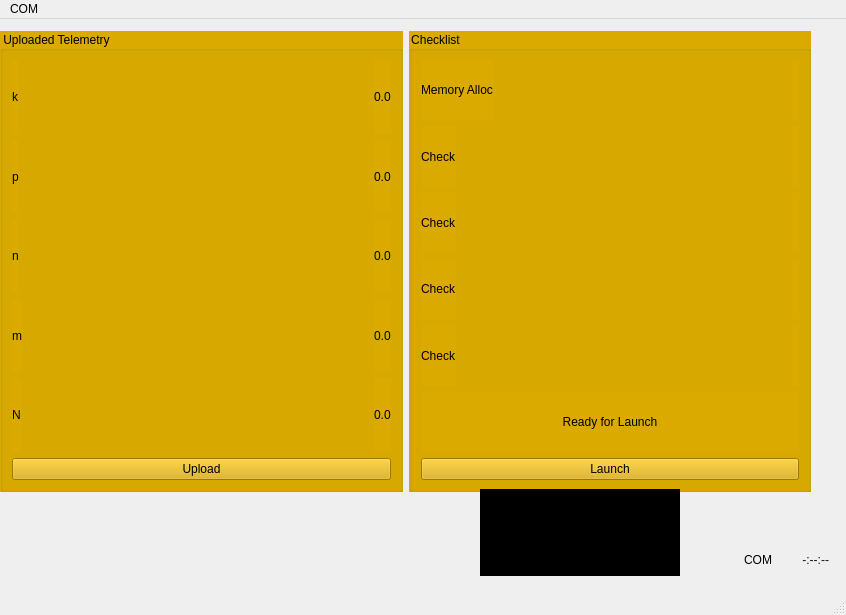
Old version of the form mainwindow.ui in the repository activecontrols/GroundStationSoftware.
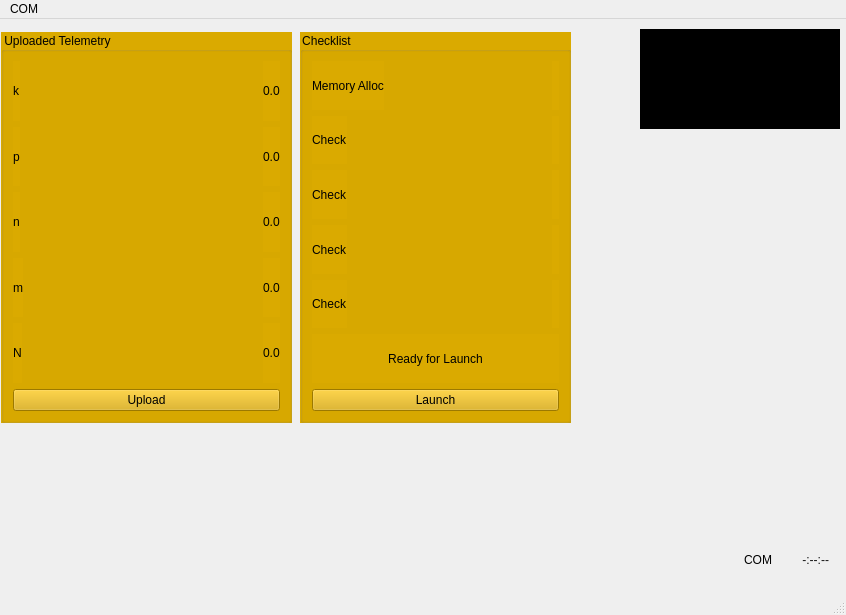
New version of the form.

The edit to the form file:
```diff
--- a/mainwindow.ui
+++ b/mainwindow.ui
@@ -13,6 +13,9 @@
   <property name="windowTitle">
    <string>MainWindow</string>
   </property>
+  <property name="autoFillBackground">
+   <bool>false</bool>
+  </property>
   <property name="styleSheet">
    <string notr="true">* {font: 12pt &quot;8514oem&quot;;}</string>
   </property>
@@ -20,15 +23,85 @@
    <widget class="QWidget" name="horizontalLayoutWidget">
     <property name="geometry">
      <rect>
-      <x>0</x>
-      <y>12</y>
-      <width>831</width>
-      <height>461</height>
+      <x>720</x>
+      <y>530</y>
+      <width>109</width>
+      <height>22</height>
      </rect>
     </property>
-    <layout class="QHBoxLayout" name="horizontalLayout_2">
+    <layout class="QHBoxLayout" name="horizontalLayout">
      <item>
+      <widget class="QLabel" name="connection_label">
+       <property name="sizePolicy">
+        <sizepolicy hsizetype="Ignored" vsizetype="Ignored">
+         <horstretch>0</horstretch>
+         <verstretch>0</verstretch>
+        </sizepolicy>
+       </property>
+       <property name="styleSheet">
+        <string notr="true"/>
+       </property>
+       <property name="text">
+        <string>COM</string>
+       </property>
+       <property name="alignment">
+        <set>Qt::AlignRight|Qt::AlignTrailing|Qt::AlignVCenter</set>
+       </property>
+      </widget>
+     </item>
+     <item>
+      <widget class="QLabel" name="clock">
+       <property name="sizePolicy">
+        <sizepolicy hsizetype="Preferred" vsizetype="Ignored">
+         <horstretch>0</horstretch>
+         <verstretch>0</verstretch>
+        </sizepolicy>
+       </property>
+       <property name="styleSheet">
+        <string notr="true">font: 12pt &quot;SimSun&quot;;
+color: rgb(20, 20, 20);</string>
+       </property>
+       <property name="text">
+        <string>-:--:--</string>
+       </property>
+       <property name="alignment">
+        <set>Qt::AlignRight|Qt::AlignTrailing|Qt::AlignVCenter</set>
+       </property>
+      </widget>
+     </item>
+    </layout>
+   </widget>
+   <widget class="QLabel" name="logo">
+    <property name="geometry">
+     <rect>
+      <x>640</x>
+      <y>10</y>
+      <width>200</width>
+      <height>100</height>
+     </rect>
+    </property>
+    <property name="sizePolicy">
+     <sizepolicy hsizetype="Expanding" vsizetype="Maximum">
+      <horstretch>0</horstretch>
+      <verstretch>4</verstretch>
+     </sizepolicy>
+    </property>
+    <property name="styleSheet">
+     <string notr="true">background-color: rgb(0, 0, 0);</string>
+    </property>
+    <property name="text">
+     <string/>
+    </property>
+   </widget>
       <widget class="QGroupBox" name="groupBox_3">
+    <property name="geometry">
+     <rect>
+      <x>1</x>
+      <y>13</y>
+      <width>291</width>
+      <height>391</height>
+     </rect>
+    </property>
        <property name="sizePolicy">
         <sizepolicy hsizetype="Expanding" vsizetype="Preferred">
          <horstretch>0</horstretch>
@@ -242,9 +315,15 @@
         </item>
        </layout>
       </widget>
-     </item>
-     <item>
       <widget class="QGroupBox" name="Checklist">
+    <property name="geometry">
+     <rect>
+      <x>300</x>
+      <y>13</y>
+      <width>271</width>
+      <height>391</height>
+     </rect>
+    </property>
        <property name="sizePolicy">
         <sizepolicy hsizetype="Expanding" vsizetype="Preferred">
          <horstretch>0</horstretch>
@@ -466,112 +545,6 @@
          <widget class="QPushButton" name="launch_button">
           <property name="text">
            <string>Launch</string>
-          </property>
-         </widget>
-        </item>
-       </layout>
-      </widget>
-     </item>
-     <item>
-      <layout class="QVBoxLayout" name="verticalLayout">
-       <item>
-        <spacer name="verticalSpacer_2">
-         <property name="orientation">
-          <enum>Qt::Vertical</enum>
-         </property>
-         <property name="sizeHint" stdset="0">
-          <size>
-           <width>20</width>
-           <height>40</height>
-          </size>
-         </property>
-        </spacer>
-       </item>
-       <item>
-        <spacer name="verticalSpacer">
-         <property name="orientation">
-          <enum>Qt::Vertical</enum>
-         </property>
-         <property name="sizeHint" stdset="0">
-          <size>
-           <width>20</width>
-           <height>40</height>
-          </size>
-         </property>
-        </spacer>
-       </item>
-      </layout>
-     </item>
-    </layout>
-   </widget>
-   <widget class="QLabel" name="logo">
-    <property name="geometry">
-     <rect>
-      <x>480</x>
-      <y>470</y>
-      <width>200</width>
-      <height>87</height>
-     </rect>
-    </property>
-    <property name="sizePolicy">
-     <sizepolicy hsizetype="Maximum" vsizetype="Preferred">
-      <horstretch>0</horstretch>
-      <verstretch>0</verstretch>
-     </sizepolicy>
-    </property>
-    <property name="styleSheet">
-     <string notr="true">background-color: rgb(0, 0, 0);</string>
-    </property>
-    <property name="text">
-     <string/>
-    </property>
-   </widget>
-   <widget class="QWidget" name="">
-    <property name="geometry">
-     <rect>
-      <x>720</x>
-      <y>530</y>
-      <width>109</width>
-      <height>22</height>
-     </rect>
-    </property>
-    <layout class="QHBoxLayout" name="horizontalLayout">
-     <item>
-      <widget class="QLabel" name="connection_label">
-       <property name="sizePolicy">
-        <sizepolicy hsizetype="Ignored" vsizetype="Ignored">
-         <horstretch>0</horstretch>
-         <verstretch>0</verstretch>
-        </sizepolicy>
-       </property>
-       <property name="styleSheet">
-        <string notr="true"/>
-       </property>
-       <property name="text">
-        <string>COM</string>
-       </property>
-       <property name="alignment">
-        <set>Qt::AlignRight|Qt::AlignTrailing|Qt::AlignVCenter</set>
-       </property>
-      </widget>
-     </item>
-     <item>
-      <widget class="QLabel" name="clock">
-       <property name="sizePolicy">
-        <sizepolicy hsizetype="Preferred" vsizetype="Ignored">
-         <horstretch>0</horstretch>
-         <verstretch>0</verstretch>
-        </sizepolicy>
-       </property>
-       <property name="styleSheet">
-        <string notr="true">font: 12pt &quot;SimSun&quot;;
-color: rgb(20, 20, 20);</string>
-       </property>
-       <property name="text">
-        <string>-:--:--</string>
-       </property>
-       <property name="alignment">
-        <set>Qt::AlignRight|Qt::AlignTrailing|Qt::AlignVCenter</set>
        </property>
       </widget>
      </item>
```
Left out of the diff: 2 changed lines with no effect on the pictures. Lines whose indentation alone changed are shown as unchanged.
